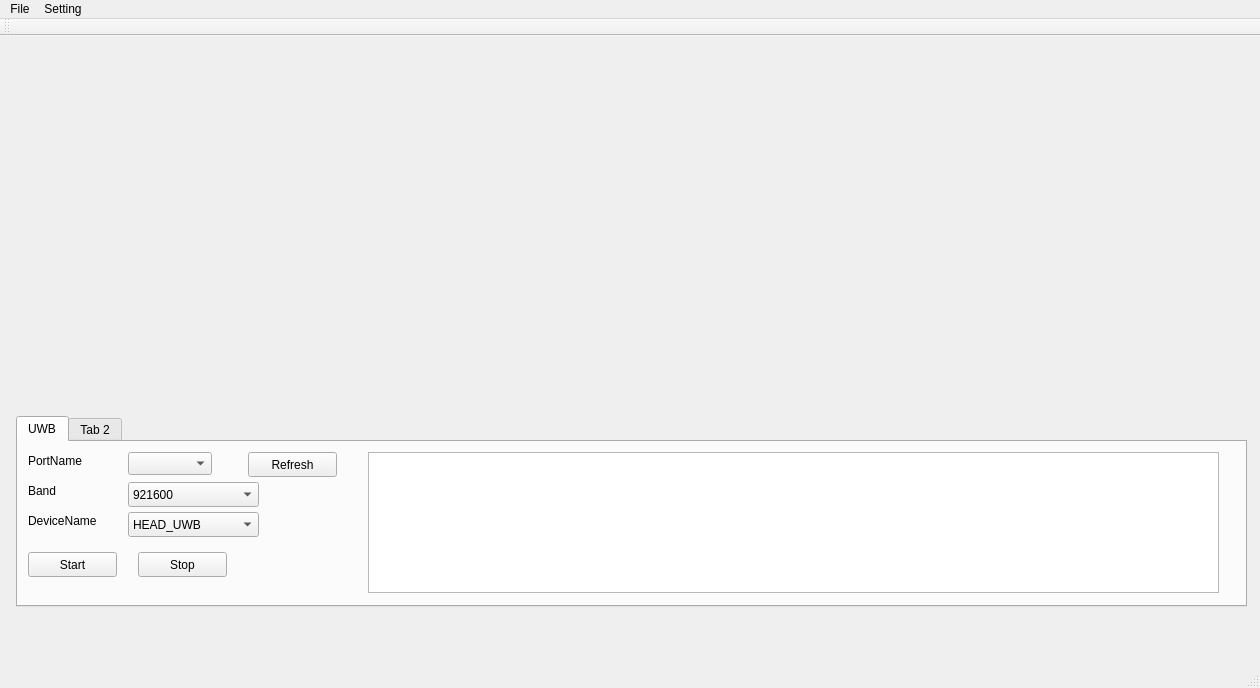
Qt form mainwindow.ui (wystephen/DataCollector) before a commit.
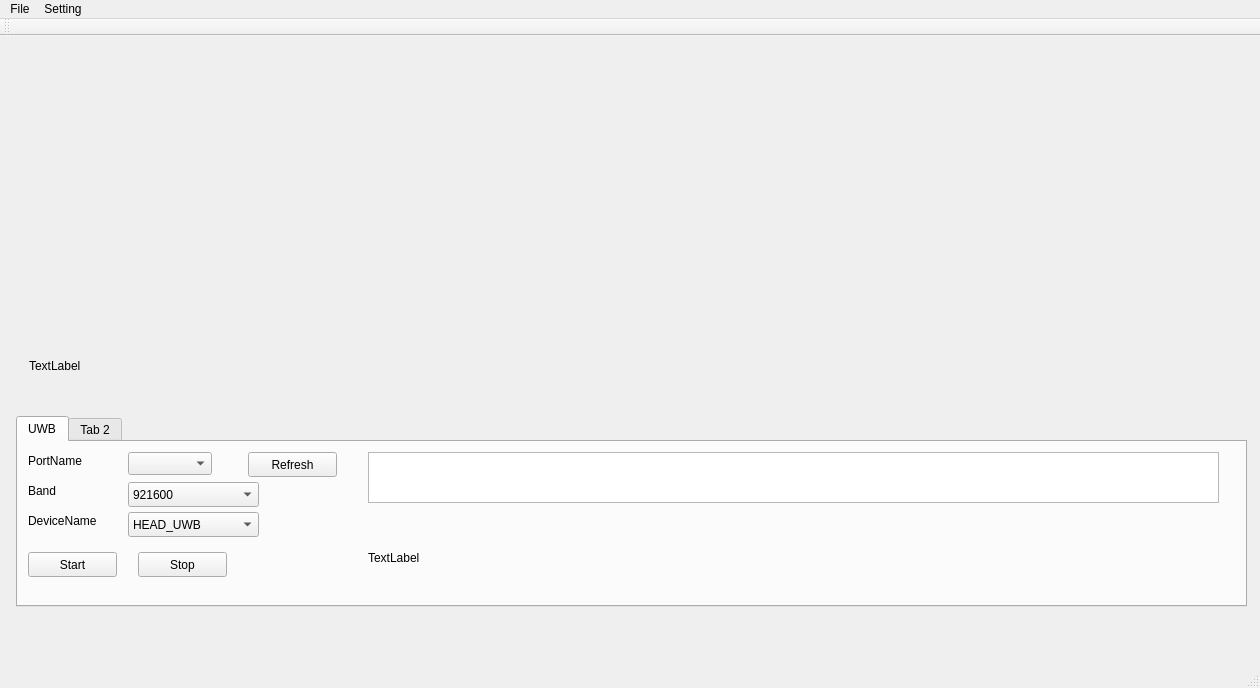
The same form after that commit.

Commit message: finished mynt.try to fix bug of serial port.

What changed in the file:
```diff
--- a/mainwindow.ui
+++ b/mainwindow.ui
@@ -29,6 +29,19 @@
       <height>351</height>
      </size>
     </property>
+    <widget class="QLabel" name="imu_info_label">
+     <property name="geometry">
+      <rect>
+       <x>10</x>
+       <y>290</y>
+       <width>1161</width>
+       <height>61</height>
+      </rect>
+     </property>
+     <property name="text">
+      <string>TextLabel</string>
+     </property>
+    </widget>
    </widget>
    <widget class="QTabWidget" name="tabWidget">
     <property name="geometry">
@@ -183,7 +196,7 @@
         <x>350</x>
         <y>10</y>
         <width>851</width>
-        <height>141</height>
+        <height>51</height>
        </rect>
       </property>
      </widget>
@@ -200,6 +213,19 @@
        <string>Refresh</string>
       </property>
      </widget>
+     <widget class="QLabel" name="serial_label">
+      <property name="geometry">
+       <rect>
+        <x>350</x>
+        <y>70</y>
+        <width>851</width>
+        <height>91</height>
+       </rect>
+      </property>
+      <property name="text">
+       <string>TextLabel</string>
+      </property>
+     </widget>
     </widget>
     <widget class="QWidget" name="tab_2">
      <attribute name="title">
```
The commit also changes 2 other files.
